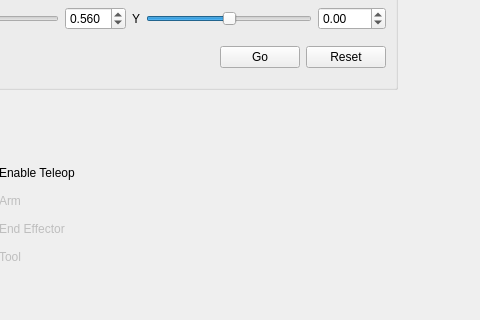
This is prw/src/prw.ui in cuixiongyi/hiveground-ros-pkg as Qt 5 draws it before an edit; both pictures show x 150 to 630 and y 118 to 438 of the 804 by 625 pixel window. The edited form follows.
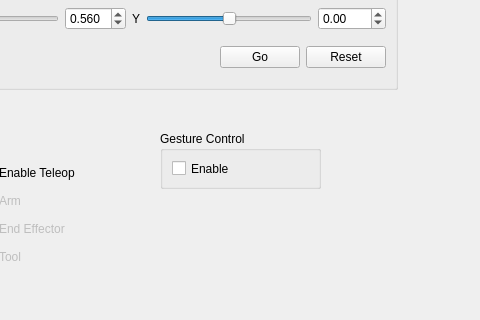
This is the edited form.

Commit message: simple gesture control is working

Patch:
```diff
--- a/prw/src/prw.ui
+++ b/prw/src/prw.ui
@@ -446,6 +446,28 @@
      </item>
     </layout>
    </widget>
+   <widget class="QGroupBox" name="groupBox_2">
+    <property name="geometry">
+     <rect>
+      <x>310</x>
+      <y>230</y>
+      <width>161</width>
+      <height>58</height>
+     </rect>
+    </property>
+    <property name="title">
+     <string>Gesture Control</string>
+    </property>
+    <layout class="QVBoxLayout" name="verticalLayout_5">
+     <item>
+      <widget class="QCheckBox" name="cb_enable_gesture">
+       <property name="text">
+        <string>Enable</string>
+       </property>
+      </widget>
+     </item>
+    </layout>
+   </widget>
   </widget>
   <widget class="QMenuBar" name="menubar">
    <property name="geometry">
```
The commit also changes 11 other files.
